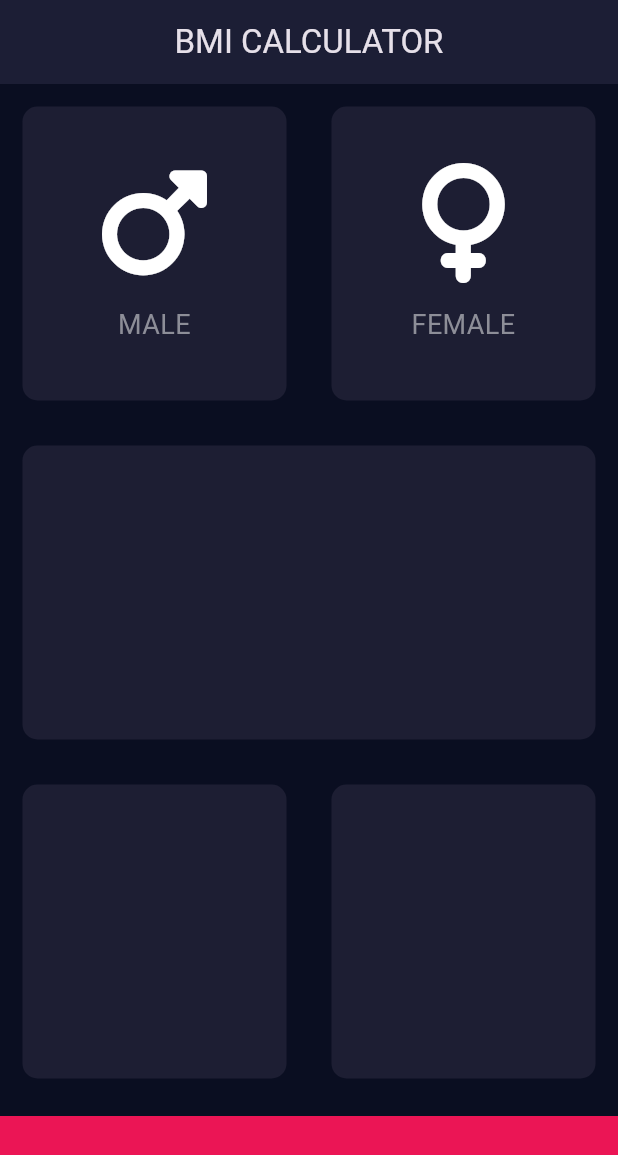
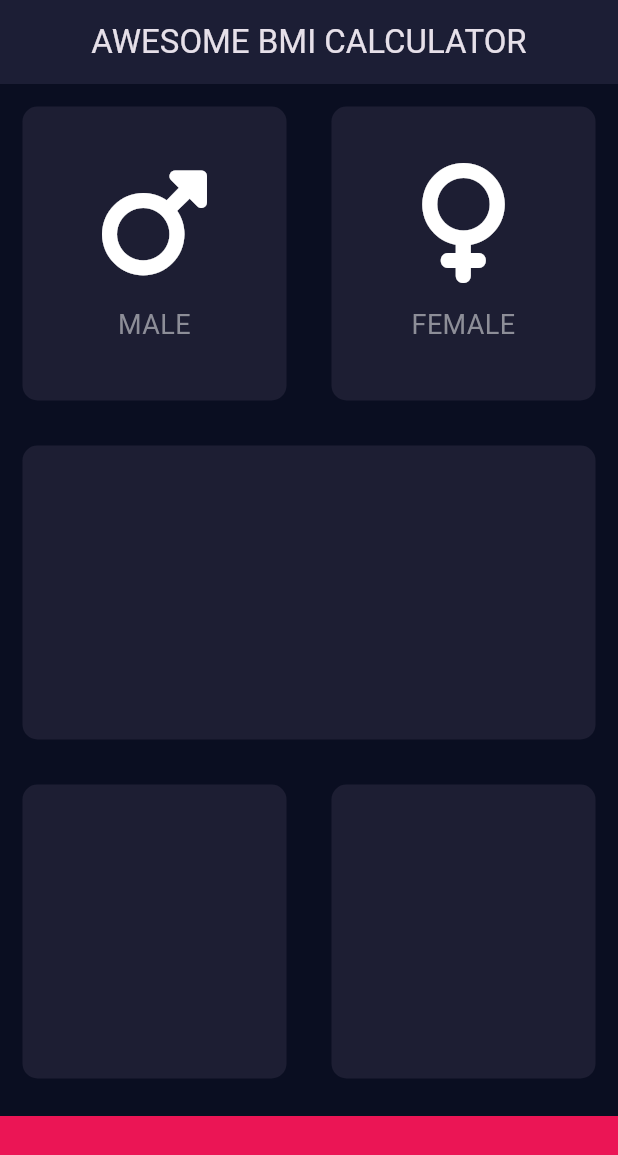
Before and after one commit to Shayboniyshoh/bmi-calculator, a Flutter app: the screen it shows after launch, on a phone screen of 412 x 824 dp. Shown: the top 1155 px of the screen. Run offline on Flutter 3.47's test engine with Material 3 defaults, Android fonts, the phone set to English and light mode, and no system bars; our stand-ins replace font_awesome_flutter.

Commit message:
changed text

```diff
--- a/lib/input_page.dart
+++ b/lib/input_page.dart
@@ -22,7 +22,7 @@ class _InputPageState extends State<InputPage> {
         elevation: 4.0,
         title: const Center(
           child: Text(
-            'BMI CALCULATOR',
+            'AWESOME BMI CALCULATOR',
           ),
         ),
       ),
```
